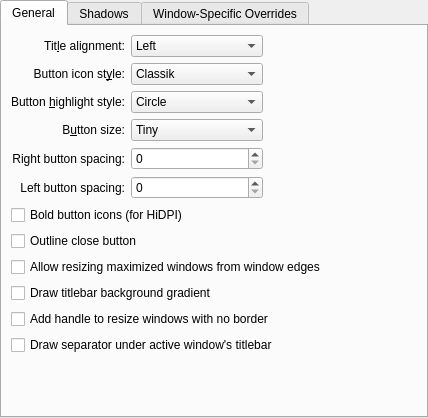
First picture: the form in kdecoration/config/ui/breezeconfigurationui.ui, repository paulmcauley/klassy, before the edit.
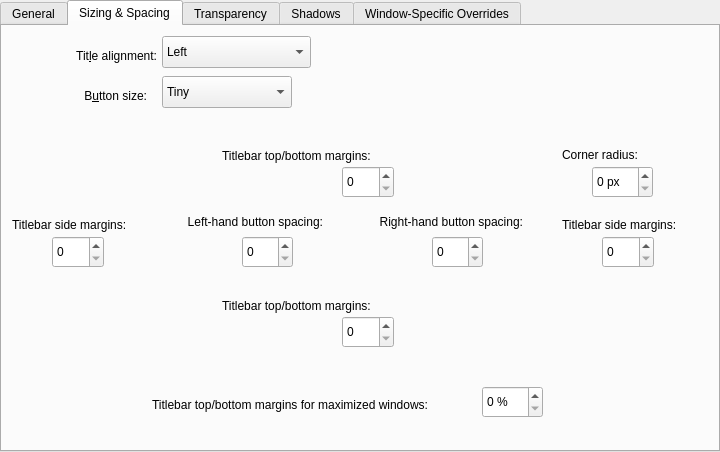
Second picture: the form after the edit. The open tabs and pages were chosen to show the change. Icons and pictures are not drawn. Custom widgets are drawn as their Qt base class.

Commit message: Update kdecoration configuration UI for future features

```diff
--- a/kdecoration/config/ui/breezeconfigurationui.ui
+++ b/kdecoration/config/ui/breezeconfigurationui.ui
@@ -6,8 +6,8 @@
    <rect>
     <x>0</x>
     <y>0</y>
-    <width>428</width>
-    <height>418</height>
+    <width>720</width>
+    <height>452</height>
    </rect>
   </property>
   <layout class="QVBoxLayout" name="verticalLayout">
@@ -25,6 +25,15 @@
    </property>
    <item>
     <widget class="QTabWidget" name="tabWidget">
+     <property name="minimumSize">
+      <size>
+       <width>720</width>
+       <height>446</height>
+      </size>
+     </property>
+     <property name="tabShape">
+      <enum>QTabWidget::Rounded</enum>
+     </property>
      <property name="currentIndex">
       <number>0</number>
      </property>
@@ -33,181 +42,22 @@
        <string>General</string>
       </attribute>
       <layout class="QGridLayout" name="gridLayout_4">
-       <item row="0" column="0">
-        <widget class="QLabel" name="label_3">
-         <property name="text">
-          <string>Tit&amp;le alignment:</string>
-         </property>
-         <property name="alignment">
-          <set>Qt::AlignRight|Qt::AlignTrailing|Qt::AlignVCenter</set>
-         </property>
-         <property name="buddy">
-          <cstring>titleAlignment</cstring>
-         </property>
-        </widget>
-       </item>
-       <item row="3" column="0">
-        <widget class="QLabel" name="label_4">
-         <property name="text">
-          <string>B&amp;utton size:</string>
-         </property>
-         <property name="alignment">
-          <set>Qt::AlignRight|Qt::AlignTrailing|Qt::AlignVCenter</set>
-         </property>
-         <property name="buddy">
-          <cstring>buttonSize</cstring>
-         </property>
-        </widget>
-       </item>
-       <item row="3" column="1">
-        <widget class="QComboBox" name="buttonSize">
-         <item>
-          <property name="text">
-           <string>Tiny</string>
-          </property>
-         </item>
-         <item>
-          <property name="text">
-           <string comment="@item:inlistbox Button size:">Small</string>
-          </property>
-         </item>
-         <item>
-          <property name="text">
-           <string comment="@item:inlistbox Button size:">Medium</string>
-          </property>
-         </item>
-         <item>
-          <property name="text">
-           <string comment="@item:inlistbox Button size:">Large</string>
-          </property>
-         </item>
-         <item>
-          <property name="text">
-           <string comment="@item:inlistbox Button size:">Very Large</string>
-          </property>
-         </item>
-        </widget>
-       </item>
-       <item row="4" column="0">
-        <widget class="QLabel" name="label_7">
-         <property name="text">
-          <string>Right button spacing:</string>
-         </property>
-         <property name="alignment">
-          <set>Qt::AlignRight|Qt::AlignTrailing|Qt::AlignVCenter</set>
-         </property>
-         <property name="buddy">
-          <cstring>buttonSpacingRight</cstring>
-         </property>
-        </widget>
-       </item>
-       <item row="4" column="1">
-        <widget class="QSpinBox" name="buttonSpacingRight">
-         <property name="suffix">
-          <string/>
-         </property>
-         <property name="prefix">
-          <string/>
-         </property>
-        </widget>
-       </item>
-       <item row="5" column="0">
-        <widget class="QLabel" name="label_8">
-         <property name="text">
-          <string>Left button spacing:</string>
-         </property>
-         <property name="alignment">
-          <set>Qt::AlignRight|Qt::AlignTrailing|Qt::AlignVCenter</set>
-         </property>
-         <property name="buddy">
-          <cstring>buttonSpacingLeft</cstring>
-         </property>
-        </widget>
-       </item>
-       <item row="5" column="1">
-        <widget class="QSpinBox" name="buttonSpacingLeft">
-         <property name="suffix">
-          <string/>
-         </property>
-         <property name="prefix">
-          <string/>
-         </property>
-        </widget>
-       </item>
-       <item row="0" column="1">
-        <widget class="QComboBox" name="titleAlignment">
-         <item>
-          <property name="text">
-           <string>Left</string>
-          </property>
-         </item>
-         <item>
-          <property name="text">
-           <string>Center</string>
-          </property>
-         </item>
-         <item>
-          <property name="text">
-           <string>Center (Full Width)</string>
-          </property>
-         </item>
-         <item>
-          <property name="text">
-           <string>Right</string>
-          </property>
-         </item>
-        </widget>
-       </item>
-       <item row="0" column="2">
-        <spacer name="horizontalSpacer">
+       <item row="6" column="0">
+        <spacer name="verticalSpacer_5">
          <property name="orientation">
-          <enum>Qt::Horizontal</enum>
+          <enum>Qt::Vertical</enum>
+         </property>
+         <property name="sizeType">
+          <enum>QSizePolicy::Fixed</enum>
          </property>
          <property name="sizeHint" stdset="0">
           <size>
-           <width>40</width>
-           <height>20</height>
+           <width>20</width>
+           <height>10</height>
           </size>
          </property>
         </spacer>
        </item>
-       <item row="1" column="0">
-        <widget class="QLabel" name="label_6">
-         <property name="text">
-          <string>Button icon st&amp;yle:</string>
-         </property>
-         <property name="alignment">
-          <set>Qt::AlignRight|Qt::AlignTrailing|Qt::AlignVCenter</set>
-         </property>
-         <property name="buddy">
-          <cstring>buttonIconStyle</cstring>
-         </property>
-        </widget>
-       </item>
-       <item row="1" column="1">
-        <widget class="QComboBox" name="buttonIconStyle">
-         <item>
-          <property name="text">
-           <string>Classik</string>
-          </property>
-         </item>
-         <item>
-          <property name="text">
-           <string>Kite</string>
-          </property>
-         </item>
-         <item>
-          <property name="text">
-           <string>Oxygen/Breeze</string>
-          </property>
-         </item>
-         <item>
-          <property name="text">
-           <string>Redmond</string>
-          </property>
-         </item>
-        </widget>
-       </item>
        <item row="2" column="0">
         <widget class="QLabel" name="label_9">
          <property name="text">
@@ -221,6 +71,102 @@
          </property>
         </widget>
        </item>
+       <item row="0" column="0">
+        <spacer name="verticalSpacer_4">
+         <property name="orientation">
+          <enum>Qt::Vertical</enum>
+         </property>
+         <property name="sizeType">
+          <enum>QSizePolicy::Fixed</enum>
+         </property>
+         <property name="sizeHint" stdset="0">
+          <size>
+           <width>20</width>
+           <height>20</height>
+          </size>
+         </property>
+        </spacer>
+       </item>
+       <item row="3" column="0">
+        <spacer name="verticalSpacer_2">
+         <property name="orientation">
+          <enum>Qt::Vertical</enum>
+         </property>
+         <property name="sizeType">
+          <enum>QSizePolicy::Fixed</enum>
+         </property>
+         <property name="sizeHint" stdset="0">
+          <size>
+           <width>20</width>
+           <height>40</height>
+          </size>
+         </property>
+        </spacer>
+       </item>
+       <item row="13" column="0" colspan="6">
+        <spacer name="verticalSpacer">
+         <property name="orientation">
+          <enum>Qt::Vertical</enum>
+         </property>
+         <property name="sizeHint" stdset="0">
+          <size>
+           <width>20</width>
+           <height>40</height>
+          </size>
+         </property>
+        </spacer>
+       </item>
+       <item row="1" column="5">
+        <spacer name="horizontalSpacer">
+         <property name="orientation">
+          <enum>Qt::Horizontal</enum>
+         </property>
+         <property name="sizeHint" stdset="0">
+          <size>
+           <width>40</width>
+           <height>20</height>
+          </size>
+         </property>
+        </spacer>
+       </item>
+       <item row="1" column="1">
+        <widget class="QComboBox" name="buttonIconStyle">
+         <property name="iconSize">
+          <size>
+           <width>100</width>
+           <height>100</height>
+          </size>
+         </property>
+         <item>
+          <property name="text">
+           <string>  Classik</string>
+          </property>
+          <property name="icon">
+           <iconset>
+            <normaloff>../../../../../../../../../mnt/shared_folder/Classik_icon.png</normaloff>../../../../../../../../../mnt/shared_folder/Classik_icon.png</iconset>
+          </property>
+         </item>
+         <item>
+          <property name="text">
+           <string>  Kite</string>
+          </property>
+          <property name="icon">
+           <iconset>
+            <normaloff>../../../../../../../../../mnt/shared_folder/Kite_icon.png</normaloff>../../../../../../../../../mnt/shared_folder/Kite_icon.png</iconset>
+          </property>
+         </item>
+         <item>
+          <property name="text">
+           <string>  Oxygen/Breeze</string>
+          </property>
+         </item>
+         <item>
+          <property name="text">
+           <string>  Redmond</string>
+          </property>
+         </item>
+        </widget>
+       </item>
        <item row="2" column="1">
         <widget class="QComboBox" name="buttonHighlightStyle">
          <item>
@@ -235,64 +181,697 @@
          </item>
         </widget>
        </item>
-       <item row="12" column="0" colspan="3">
-        <spacer name="verticalSpacer">
+       <item row="10" column="0">
+        <spacer name="verticalSpacer_7">
          <property name="orientation">
           <enum>Qt::Vertical</enum>
          </property>
+         <property name="sizeType">
+          <enum>QSizePolicy::Fixed</enum>
+         </property>
          <property name="sizeHint" stdset="0">
           <size>
            <width>20</width>
-           <height>40</height>
+           <height>10</height>
           </size>
          </property>
         </spacer>
        </item>
-       <item row="10" column="0" colspan="3">
+       <item row="1" column="3">
+        <widget class="QCheckBox" name="boldButtonIcons">
+         <property name="text">
+          <string>Bold button icons (for HiDPI)</string>
+         </property>
+        </widget>
+       </item>
+       <item row="1" column="0" alignment="Qt::AlignRight|Qt::AlignTop">
+        <widget class="QLabel" name="label_6">
+         <property name="text">
+          <string>
+Button icon st&amp;yle:</string>
+         </property>
+         <property name="alignment">
+          <set>Qt::AlignRight|Qt::AlignTrailing|Qt::AlignVCenter</set>
+         </property>
+         <property name="buddy">
+          <cstring>buttonIconStyle</cstring>
+         </property>
+        </widget>
+       </item>
+       <item row="9" column="0" colspan="6">
+        <widget class="QCheckBox" name="useTitlebarColorForAllBorders">
+         <property name="text">
+          <string>Use titlebar colour for all borders</string>
+         </property>
+        </widget>
+       </item>
+       <item row="1" column="2">
+        <spacer name="horizontalSpacer_2">
+         <property name="orientation">
+          <enum>Qt::Horizontal</enum>
+         </property>
+         <property name="sizeType">
+          <enum>QSizePolicy::Fixed</enum>
+         </property>
+         <property name="sizeHint" stdset="0">
+          <size>
+           <width>40</width>
+           <height>20</height>
+          </size>
+         </property>
+        </spacer>
+       </item>
+       <item row="5" column="2">
+        <widget class="QCheckBox" name="redOutline">
+         <property name="text">
+          <string>Red outline</string>
+         </property>
+        </widget>
+       </item>
+       <item row="2" column="3" colspan="2">
+        <widget class="QCheckBox" name="inheritSystemHighlightColors">
+         <property name="text">
+          <string>Inherit system highlight colours</string>
+         </property>
+        </widget>
+       </item>
+       <item row="2" column="2">
+        <spacer name="horizontalSpacer_3">
+         <property name="orientation">
+          <enum>Qt::Horizontal</enum>
+         </property>
+         <property name="sizeType">
+          <enum>QSizePolicy::Fixed</enum>
+         </property>
+         <property name="sizeHint" stdset="0">
+          <size>
+           <width>40</width>
+           <height>20</height>
+          </size>
+         </property>
+        </spacer>
+       </item>
+       <item row="12" column="0" colspan="6">
         <widget class="QCheckBox" name="drawSizeGrip">
          <property name="text">
           <string>Add handle to resize windows with no border</string>
          </property>
         </widget>
        </item>
-       <item row="11" column="0" colspan="3">
-        <widget class="QCheckBox" name="drawTitleBarSeparator">
+       <item row="7" column="0" colspan="6">
+        <widget class="QCheckBox" name="drawBackgroundGradient">
          <property name="text">
           <string>Draw separator under active window's titlebar</string>
          </property>
         </widget>
        </item>
-       <item row="8" column="0" colspan="3">
+       <item row="11" column="0" colspan="6">
         <widget class="QCheckBox" name="drawBorderOnMaximizedWindows">
          <property name="text">
           <string>Allow resizing maximized windows from window edges</string>
          </property>
         </widget>
        </item>
-       <item row="6" column="0" colspan="3">
-        <widget class="QCheckBox" name="boldButtonIcons">
+       <item row="8" column="0" colspan="6">
+        <widget class="QCheckBox" name="drawTitleBarSeparator">
          <property name="text">
           <string>Bold button icons (for HiDPI)</string>
          </property>
         </widget>
        </item>
-       <item row="7" column="0" colspan="3">
+       <item row="5" column="0" colspan="2">
         <widget class="QCheckBox" name="outlineCloseButton">
          <property name="text">
           <string>Outline close button</string>
          </property>
         </widget>
        </item>
-       <item row="9" column="0" colspan="3">
-        <widget class="QCheckBox" name="drawBackgroundGradient">
-         <property name="text">
-          <string>Draw titlebar background gradient</string>
-         </property>
-        </widget>
-       </item>
       </layout>
      </widget>
-     <widget class="QWidget" name="tab_4">
+     <widget class="QWidget" name="tab_2">
+      <property name="minimumSize">
+       <size>
+        <width>716</width>
+        <height>0</height>
+       </size>
+      </property>
+      <attribute name="title">
+       <string>Sizing &amp;&amp; Spacing</string>
+      </attribute>
+      <widget class="QComboBox" name="titleAlignment">
+       <property name="geometry">
+        <rect>
+         <x>160</x>
+         <y>10</y>
+         <width>149</width>
+         <height>32</height>
+        </rect>
+       </property>
+       <item>
+        <property name="text">
+         <string>Left</string>
+        </property>
+       </item>
+       <item>
+        <property name="text">
+         <string>Center</string>
+        </property>
+       </item>
+       <item>
+        <property name="text">
+         <string>Center (Full Width)</string>
+        </property>
+       </item>
+       <item>
+        <property name="text">
+         <string>Right</string>
+        </property>
+       </item>
+      </widget>
+      <widget class="QLabel" name="label_3">
+       <property name="geometry">
+        <rect>
+         <x>4</x>
+         <y>20</y>
+         <width>151</width>
+         <height>20</height>
+        </rect>
+       </property>
+       <property name="text">
+        <string>Tit&amp;le alignment:</string>
+       </property>
+       <property name="alignment">
+        <set>Qt::AlignRight|Qt::AlignTrailing|Qt::AlignVCenter</set>
+       </property>
+       <property name="buddy">
+        <cstring>titleAlignment</cstring>
+       </property>
+      </widget>
+      <widget class="QComboBox" name="buttonSize">
+       <property name="geometry">
+        <rect>
+         <x>160</x>
+         <y>50</y>
+         <width>130</width>
+         <height>32</height>
+        </rect>
+       </property>
+       <item>
+        <property name="text">
+         <string>Tiny</string>
+        </property>
+       </item>
+       <item>
+        <property name="text">
+         <string comment="@item:inlistbox Button size:">Small</string>
+        </property>
+       </item>
+       <item>
+        <property name="text">
+         <string comment="@item:inlistbox Button size:">Medium</string>
+        </property>
+       </item>
+       <item>
+        <property name="text">
+         <string comment="@item:inlistbox Button size:">Large</string>
+        </property>
+       </item>
+       <item>
+        <property name="text">
+         <string comment="@item:inlistbox Button size:">Very Large</string>
+        </property>
+       </item>
+      </widget>
+      <widget class="QLabel" name="label_4">
+       <property name="geometry">
+        <rect>
+         <x>4</x>
+         <y>60</y>
+         <width>141</width>
+         <height>20</height>
+        </rect>
+       </property>
+       <property name="text">
+        <string>B&amp;utton size:</string>
+       </property>
+       <property name="alignment">
+        <set>Qt::AlignRight|Qt::AlignTrailing|Qt::AlignVCenter</set>
+       </property>
+       <property name="buddy">
+        <cstring>buttonSize</cstring>
+       </property>
+      </widget>
+      <widget class="QSpinBox" name="buttonSpacingRight">
+       <property name="geometry">
+        <rect>
+         <x>430</x>
+         <y>210</y>
+         <width>51</width>
+         <height>32</height>
+        </rect>
+       </property>
+       <property name="suffix">
+        <string/>
+       </property>
+       <property name="prefix">
+        <string/>
+       </property>
+      </widget>
+      <widget class="QLabel" name="label_7">
+       <property name="geometry">
+        <rect>
+         <x>350</x>
+         <y>180</y>
+         <width>171</width>
+         <height>32</height>
+        </rect>
+       </property>
+       <property name="text">
+        <string>Right-hand button spacing:</string>
+       </property>
+       <property name="alignment">
+        <set>Qt::AlignRight|Qt::AlignTrailing|Qt::AlignVCenter</set>
+       </property>
+       <property name="buddy">
+        <cstring>buttonSpacingRight</cstring>
+       </property>
+      </widget>
+      <widget class="QLabel" name="label_8">
+       <property name="geometry">
+        <rect>
+         <x>160</x>
+         <y>180</y>
+         <width>161</width>
+         <height>32</height>
+        </rect>
+       </property>
+       <property name="text">
+        <string>Left-hand button spacing:</string>
+       </property>
+       <property name="alignment">
+        <set>Qt::AlignRight|Qt::AlignTrailing|Qt::AlignVCenter</set>
+       </property>
+       <property name="buddy">
+        <cstring>buttonSpacingLeft</cstring>
+       </property>
+      </widget>
+      <widget class="QSpinBox" name="buttonSpacingLeft">
+       <property name="geometry">
+        <rect>
+         <x>240</x>
+         <y>210</y>
+         <width>51</width>
+         <height>32</height>
+        </rect>
+       </property>
+       <property name="suffix">
+        <string/>
+       </property>
+       <property name="prefix">
+        <string/>
+       </property>
+      </widget>
+      <widget class="QSpinBox" name="titlebarSideMargins">
+       <property name="geometry">
+        <rect>
+         <x>50</x>
+         <y>210</y>
+         <width>52</width>
+         <height>32</height>
+        </rect>
+       </property>
+      </widget>
+      <widget class="QLabel" name="label_10">
+       <property name="geometry">
+        <rect>
+         <x>10</x>
+         <y>190</y>
+         <width>131</width>
+         <height>18</height>
+        </rect>
+       </property>
+       <property name="text">
+        <string>Titlebar side margins:</string>
+       </property>
+       <property name="buddy">
+        <cstring>titlebarSideMargins</cstring>
+       </property>
+      </widget>
+      <widget class="QSpinBox" name="titlebarSideMargins_2">
+       <property name="enabled">
+        <bool>true</bool>
+       </property>
+       <property name="geometry">
+        <rect>
+         <x>600</x>
+         <y>210</y>
+         <width>52</width>
+         <height>32</height>
+        </rect>
+       </property>
+      </widget>
+      <widget class="QLabel" name="label_11">
+       <property name="geometry">
+        <rect>
+         <x>560</x>
+         <y>190</y>
+         <width>141</width>
+         <height>18</height>
+        </rect>
+       </property>
+       <property name="text">
+        <string>Titlebar side margins:</string>
+       </property>
+       <property name="buddy">
+        <cstring>titlebarSideMargins_2</cstring>
+       </property>
+      </widget>
+      <widget class="QSpinBox" name="titlebarTopBottomMargins">
+       <property name="geometry">
+        <rect>
+         <x>340</x>
+         <y>140</y>
+         <width>52</width>
+         <height>32</height>
+        </rect>
+       </property>
+      </widget>
+      <widget class="QLabel" name="label_12">
+       <property name="geometry">
+        <rect>
+         <x>220</x>
+         <y>120</y>
+         <width>181</width>
+         <height>20</height>
+        </rect>
+       </property>
+       <property name="text">
+        <string>Titlebar top/bottom margins:</string>
+       </property>
+       <property name="buddy">
+        <cstring>titlebarTopBottomMargins</cstring>
+       </property>
+      </widget>
+      <widget class="QSpinBox" name="titlebarTopBottomMargins_2">
+       <property name="geometry">
+        <rect>
+         <x>340</x>
+         <y>290</y>
+         <width>52</width>
+         <height>32</height>
+        </rect>
+       </property>
+      </widget>
+      <widget class="QLabel" name="label_13">
+       <property name="geometry">
+        <rect>
+         <x>220</x>
+         <y>270</y>
+         <width>181</width>
+         <height>20</height>
+        </rect>
+       </property>
+       <property name="text">
+        <string>Titlebar top/bottom margins:</string>
+       </property>
+       <property name="buddy">
+        <cstring>titlebarTopBottomMargins_2</cstring>
+       </property>
+      </widget>
+      <widget class="QLabel" name="label_14">
+       <property name="geometry">
+        <rect>
+         <x>560</x>
+         <y>120</y>
+         <width>91</width>
+         <height>18</height>
+        </rect>
+       </property>
+       <property name="text">
+        <string>Corner radius: </string>
+       </property>
+       <property name="buddy">
+        <cstring>cornerRadius</cstring>
+       </property>
+      </widget>
+      <widget class="QSpinBox" name="cornerRadius">
+       <property name="geometry">
+        <rect>
+         <x>590</x>
+         <y>140</y>
+         <width>61</width>
+         <height>32</height>
+        </rect>
+       </property>
+       <property name="suffix">
+        <string> px</string>
+       </property>
+      </widget>
+      <widget class="QSpinBox" name="percentMaximizedTopBottomMargins">
+       <property name="geometry">
+        <rect>
+         <x>480</x>
+         <y>360</y>
+         <width>61</width>
+         <height>32</height>
+        </rect>
+       </property>
+       <property name="suffix">
+        <string> %</string>
+       </property>
+      </widget>
+      <widget class="QLabel" name="label_15">
+       <property name="geometry">
+        <rect>
+         <x>150</x>
+         <y>370</y>
+         <width>331</width>
+         <height>18</height>
+        </rect>
+       </property>
+       <property name="text">
+        <string>Titlebar top/bottom margins for maximized windows:</string>
+       </property>
+       <property name="buddy">
+        <cstring>percentMaximizedTopBottomMargins</cstring>
+       </property>
+      </widget>
+     </widget>
+     <widget class="QWidget" name="tab_5">
+      <attribute name="title">
+       <string>Transparency</string>
+      </attribute>
+      <widget class="QLabel" name="_menuOpacityOpaqueLabel">
+       <property name="geometry">
+        <rect>
+         <x>6</x>
+         <y>6</y>
+         <width>181</width>
+         <height>21</height>
+        </rect>
+       </property>
+       <property name="sizePolicy">
+        <sizepolicy hsizetype="Minimum" vsizetype="Preferred">
+         <horstretch>0</horstretch>
+         <verstretch>0</verstretch>
+        </sizepolicy>
+       </property>
+       <property name="text">
+        <string>&lt;html&gt;&lt;head/&gt;&lt;body&gt;&lt;p&gt;&lt;span style=&quot; font-size:12pt;&quot;&gt;Titlebar Opacity&lt;/span&gt;&lt;/p&gt;&lt;/body&gt;&lt;/html&gt;</string>
+       </property>
+      </widget>
+      <widget class="QLabel" name="_menuOpacityTransparentLabel">
+       <property name="geometry">
+        <rect>
+         <x>100</x>
+         <y>60</y>
+         <width>74</width>
+         <height>18</height>
+        </rect>
+       </property>
+       <property name="text">
+        <string>Transparent</string>
+       </property>
+      </widget>
+      <widget class="QSlider" name="activeTitlebarOpacity">
+       <property name="geometry">
+        <rect>
+         <x>130</x>
+         <y>80</y>
+         <width>561</width>
+         <height>23</height>
+        </rect>
+       </property>
+       <property name="minimum">
+        <number>0</number>
+       </property>
+       <property name="maximum">
+        <number>100</number>
+       </property>
+       <property name="singleStep">
+        <number>1</number>
+       </property>
+       <property name="pageStep">
+        <number>10</number>
+       </property>
+       <property name="value">
+        <number>100</number>
+       </property>
+       <property name="orientation">
+        <enum>Qt::Horizontal</enum>
+       </property>
+       <property name="invertedAppearance">
+        <bool>false</bool>
+       </property>
+       <property name="invertedControls">
+        <bool>false</bool>
+       </property>
+       <property name="tickPosition">
+        <enum>QSlider::TicksBelow</enum>
+       </property>
+       <property name="tickInterval">
+        <number>10</number>
+       </property>
+      </widget>
+      <widget class="QLabel" name="_menuGroupDescription">
+       <property name="geometry">
+        <rect>
+         <x>10</x>
+         <y>80</y>
+         <width>101</width>
+         <height>18</height>
+        </rect>
+       </property>
+       <property name="text">
+        <string>Active window:</string>
+       </property>
+       <property name="buddy">
+        <cstring>activeTitlebarOpacity_2</cstring>
+       </property>
+      </widget>
+      <widget class="QLabel" name="_menuOpacityTransparentLabel_2">
+       <property name="geometry">
+        <rect>
+         <x>650</x>
+         <y>60</y>
+         <width>51</width>
+         <height>18</height>
+        </rect>
+       </property>
+       <property name="text">
+        <string>Opaque</string>
+       </property>
+      </widget>
+      <widget class="QSpinBox" name="activeTitlebarOpacity_2">
+       <property name="geometry">
+        <rect>
+         <x>370</x>
+         <y>50</y>
+         <width>71</width>
+         <height>32</height>
+        </rect>
+       </property>
+       <property name="suffix">
+        <string> %</string>
+       </property>
+      </widget>
+      <widget class="QLabel" name="_menuGroupDescription_2">
+       <property name="geometry">
+        <rect>
+         <x>10</x>
+         <y>190</y>
+         <width>101</width>
+         <height>18</height>
+        </rect>
+       </property>
+       <property name="text">
+        <string>Inactive window:</string>
+       </property>
+       <property name="buddy">
+        <cstring>inactiveTitlebarOpacity_2</cstring>
+       </property>
+      </widget>
+      <widget class="QLabel" name="_menuOpacityTransparentLabel_3">
+       <property name="geometry">
+        <rect>
+         <x>650</x>
+         <y>170</y>
+         <width>51</width>
+         <height>18</height>
+        </rect>
+       </property>
+       <property name="text">
+        <string>Opaque</string>
+       </property>
+      </widget>
+      <widget class="QSlider" name="inactiveTitlebarOpacity">
+       <property name="geometry">
+        <rect>
+         <x>130</x>
+         <y>190</y>
+         <width>561</width>
+         <height>23</height>
+        </rect>
+       </property>
+       <property name="minimum">
+        <number>0</number>
+       </property>
+       <property name="maximum">
+        <number>100</number>
+       </property>
+       <property name="singleStep">
+        <number>1</number>
+       </property>
+       <property name="pageStep">
+        <number>10</number>
+       </property>
+       <property name="value">
+        <number>100</number>
+       </property>
+       <property name="orientation">
+        <enum>Qt::Horizontal</enum>
+       </property>
+       <property name="invertedAppearance">
+        <bool>false</bool>
+       </property>
+       <property name="invertedControls">
+        <bool>false</bool>
+       </property>
+       <property name="tickPosition">
+        <enum>QSlider::TicksBelow</enum>
+       </property>
+       <property name="tickInterval">
+        <number>10</number>
+       </property>
+      </widget>
+      <widget class="QLabel" name="_menuOpacityTransparentLabel_4">
+       <property name="geometry">
+        <rect>
+         <x>100</x>
+         <y>170</y>
+         <width>74</width>
+         <height>18</height>
+        </rect>
+       </property>
+       <property name="text">
+        <string>Transparent</string>
+       </property>
+      </widget>
+      <widget class="QSpinBox" name="inactiveTitlebarOpacity_2">
+       <property name="geometry">
+        <rect>
+         <x>370</x>
+         <y>160</y>
+         <width>71</width>
+         <height>32</height>
+        </rect>
+       </property>
+       <property name="suffix">
+        <string> %</string>
+       </property>
+      </widget>
+     </widget>
+     <widget class="QWidget" name="tab_3">
       <attribute name="title">
        <string>Shadows</string>
       </attribute>
@@ -406,7 +985,7 @@
        </item>
       </layout>
      </widget>
-     <widget class="QWidget" name="tab_3">
+     <widget class="QWidget" name="tab_4">
       <attribute name="title">
        <string>Window-Specific Overrides</string>
       </attribute>
```
Left out of the diff: 154 changed lines with no effect on the pictures.
